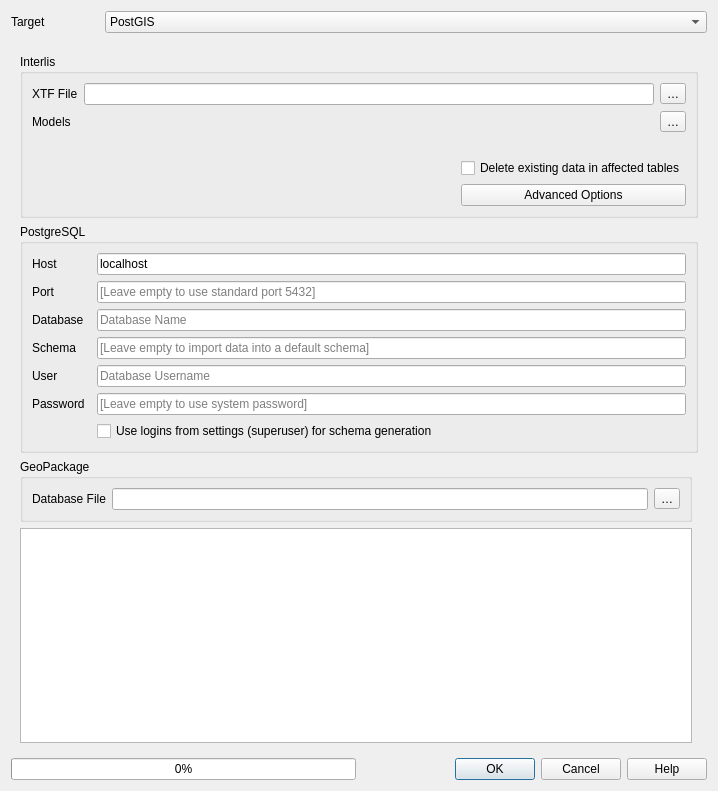
Before: the Qt Designer form QgisModelBaker/ui/import_data.ui in opengisch/QgisModelBaker, drawn with Qt 5.
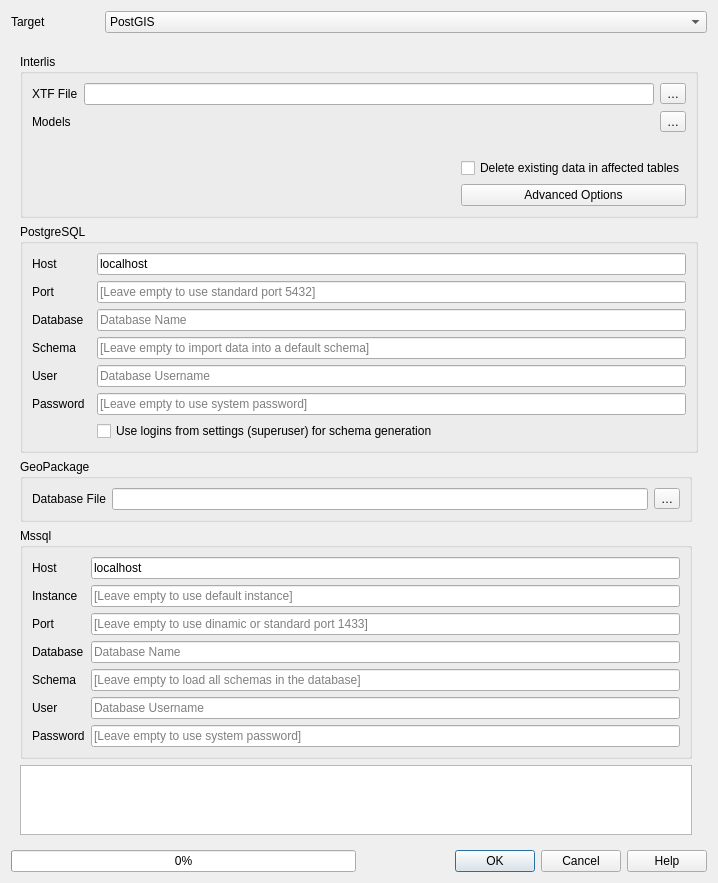
After: the same form once the commit is applied. Custom widgets are drawn as their Qt base class.

Commit message: Add ili2mssql import

```diff
--- a/QgisModelBaker/ui/import_data.ui
+++ b/QgisModelBaker/ui/import_data.ui
@@ -176,7 +176,7 @@
          </layout>
         </widget>
        </item>
-       <item row="5" column="0">
+       <item row="6" column="0">
         <widget class="QTextBrowser" name="txtStdout">
          <property name="openLinks">
           <bool>false</bool>
@@ -307,6 +307,122 @@
          </layout>
         </widget>
        </item>
+       <item row="5" column="0">
+        <widget class="QGroupBox" name="mssql_config">
+         <property name="title">
+          <string>Mssql</string>
+         </property>
+         <layout class="QFormLayout" name="formLayout">
+          <item row="2" column="0">
+           <widget class="QLabel" name="label_11">
+            <property name="text">
+             <string>Host</string>
+            </property>
+           </widget>
+          </item>
+          <item row="2" column="1">
+           <widget class="QLineEdit" name="mssql_host_line_edit">
+            <property name="text">
+             <string>localhost</string>
+            </property>
+            <property name="placeholderText">
+             <string>Database Hostname</string>
+            </property>
+           </widget>
+          </item>
+          <item row="3" column="0">
+           <widget class="QLabel" name="label_17">
+            <property name="text">
+             <string>Instance</string>
+            </property>
+           </widget>
+          </item>
+          <item row="3" column="1">
+           <widget class="QLineEdit" name="mssql_instance_line_edit">
+            <property name="text">
+             <string/>
+            </property>
+            <property name="placeholderText">
+             <string>[Leave empty to use default instance]</string>
+            </property>
+           </widget>
+          </item>
+          <item row="4" column="0">
+           <widget class="QLabel" name="label_12">
+            <property name="text">
+             <string>Port</string>
+            </property>
+           </widget>
+          </item>
+          <item row="4" column="1">
+           <widget class="QLineEdit" name="mssql_port_line_edit">
+            <property name="placeholderText">
+             <string>[Leave empty to use dinamic or standard port 1433]</string>
+            </property>
+           </widget>
+          </item>
+          <item row="5" column="0">
+           <widget class="QLabel" name="label_13">
+            <property name="text">
+             <string>Database</string>
+            </property>
+           </widget>
+          </item>
+          <item row="5" column="1">
+           <widget class="QLineEdit" name="mssql_database_line_edit">
+            <property name="placeholderText">
+             <string>Database Name</string>
+            </property>
+           </widget>
+          </item>
+          <item row="7" column="0">
+           <widget class="QLabel" name="label_14">
+            <property name="text">
+             <string>Schema</string>
+            </property>
+           </widget>
+          </item>
+          <item row="7" column="1">
+           <widget class="QLineEdit" name="mssql_schema_line_edit">
+            <property name="placeholderText">
+             <string>[Leave empty to load all schemas in the database]</string>
+            </property>
+           </widget>
+          </item>
+          <item row="8" column="0">
+           <widget class="QLabel" name="label_15">
+            <property name="text">
+             <string>User</string>
+            </property>
+           </widget>
+          </item>
+          <item row="8" column="1">
+           <widget class="QLineEdit" name="mssql_user_line_edit">
+            <property name="placeholderText">
+             <string>Database Username</string>
+            </property>
+           </widget>
+          </item>
+          <item row="9" column="0">
+           <widget class="QLabel" name="label_16">
+            <property name="text">
+             <string>Password</string>
+            </property>
+           </widget>
+          </item>
+          <item row="9" column="1">
+           <widget class="QLineEdit" name="mssql_password_line_edit">
+            <property name="echoMode">
+             <enum>QLineEdit::Password</enum>
+            </property>
+            <property name="placeholderText">
+             <string>[Leave empty to use system password]</string>
+            </property>
+           </widget>
+          </item>
+         </layout>
+        </widget>
+       </item>
       </layout>
      </widget>
      <widget class="QWidget" name="page_2"/>
```
The commit also changes 1 other file.
